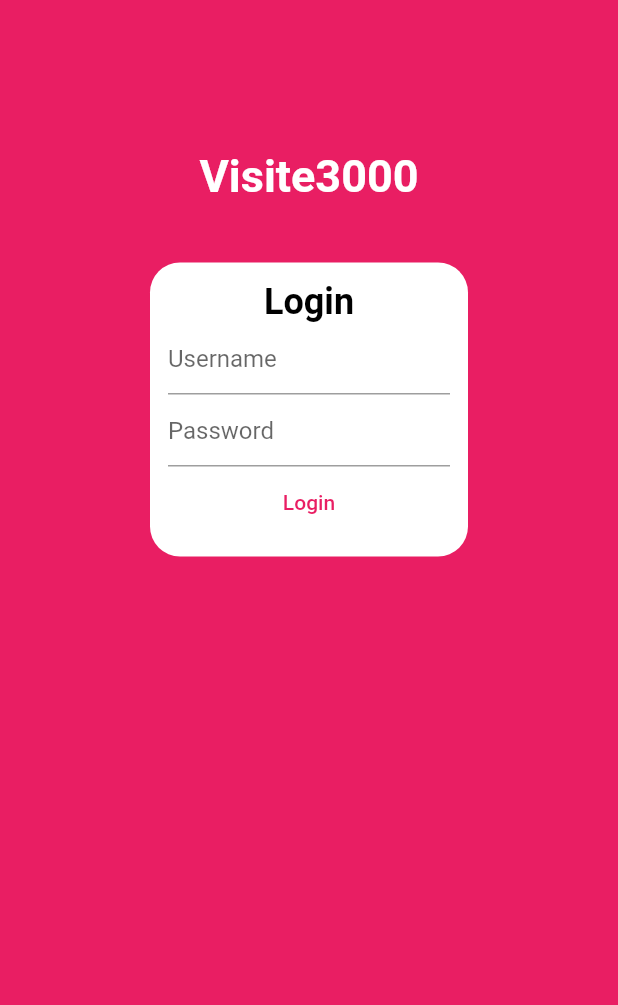
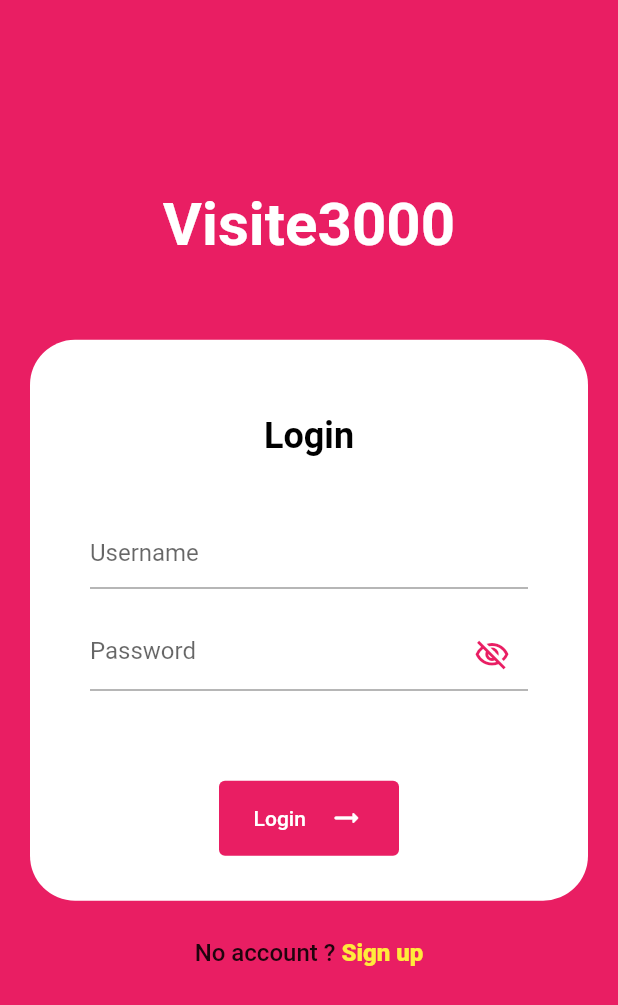
Before and after one commit to romainlavaldev/visite3000, a Flutter app: the screen it shows after launch, on a phone screen of 412 x 824 dp. Shown: the top 1005 px of the screen. Run offline on Flutter 3.47's test engine with Material 2 defaults, Android fonts, the phone set to English and light mode, and no system bars; our stand-ins replace flutter_secure_storage, flutter_spinkit.

Commit message:
login page refonte

```diff
--- a/lib/layout.dart
+++ b/lib/layout.dart
@@ -37,7 +37,6 @@ class _LayoutState extends State<Layout>
   {
     setState(() {
       _selectedIndex = index;
-
     });
   }
 
--- a/lib/login_screen.dart
+++ b/lib/login_screen.dart
@@ -4,8 +4,8 @@ import 'package:flutter/material.dart';
 import 'package:flutter_secure_storage/flutter_secure_storage.dart';
 import 'package:http/http.dart' as http;
 import 'package:http/http.dart';
-
-import 'layout.dart';
+import 'package:visite3000/layout.dart';
+import 'package:visite3000/sign_up.dart';
 
 class LoginScreen extends StatefulWidget{
   const LoginScreen({super.key});
@@ -22,7 +22,9 @@ class _LoginScreenState extends State<LoginScreen>{
   final usernameController = TextEditingController();
   final passwordController = TextEditingController();
 
-  void _tryLogin() async {
+  bool _isPasswordVisible = false;
+
+  Future<void> _tryLogin() async {
 
     Map data = {'username': usernameController.text, 'password': passwordController.text};
 
@@ -59,47 +61,58 @@ class _LoginScreenState extends State<LoginScreen>{
         showDialog(
           context: context,
           builder: (context) => AlertDialog(
-                content: Text(jsonData['message']),
+                content: Text(
+                  jsonData['message'],
+                  textAlign: TextAlign.center,
+                ),
+                icon: const Icon(Icons.person_off_outlined),
               ));
       }
     }
+  }
+
+  _signUp(){
+    Navigator.push(context, MaterialPageRoute(builder: (builder) => const SignUp()));
   }
 
   @override
   Widget build(BuildContext context) {
 
     return Scaffold(
+      resizeToAvoidBottomInset: false,
       backgroundColor: Colors.pink,
-      body: Stack(
-        children: [
-          Padding(
+      body: Padding(
         padding: const EdgeInsets.only(
           top: 100,
-              right: 60,
-              left: 60,
-              bottom: 30
+          right: 20,
+          left: 20,
+          bottom: 100
         ),
         child: Column(
+          mainAxisAlignment: MainAxisAlignment.spaceAround,
           children: [
-                const Center(
-                  child: Text(
+            const Text(
               "Visite3000",
               style: TextStyle(
+                fontWeight: FontWeight.bold,
                 color: Colors.white,
-                      fontSize: 30,
-                      fontWeight: FontWeight.bold
+                fontSize: 40
               ),
             ),
-                ),
-                Padding(
-                  padding: const EdgeInsets.all(40),
-                  child: Container(
-                    decoration: BoxDecoration(
+            Column(
+              children: [
+                Container(
+                  decoration: const BoxDecoration(
                     color: Colors.white,
-                      borderRadius: BorderRadius.circular(20)
+                    borderRadius: BorderRadius.all(Radius.circular(30))
                   ),
                   child: Padding(
-                      padding: const EdgeInsets.all(12),
+                    padding: const EdgeInsets.only(
+                      left: 40,
+                      right: 40,
+                      top: 50,
+                      bottom: 20
+                    ),
                     child: Column(
                       children: [
                         const Text(
@@ -109,6 +122,9 @@ class _LoginScreenState extends State<LoginScreen>{
                             fontWeight: FontWeight.bold,
                             fontSize: 24
                           ),
+                        ),
+                        const SizedBox(
+                          height: 40,
                         ),
                         Form(
                           key: _loginfromkey,
@@ -120,30 +136,89 @@ class _LoginScreenState extends State<LoginScreen>{
                                   hintText: "Username"
                                 ),
                               ),
+                              const SizedBox(
+                                height: 20,
+                              ),
                               TextFormField(
                                 controller: passwordController,
+                                obscureText: !_isPasswordVisible,
                                 keyboardType: TextInputType.visiblePassword,
-                                  decoration: const InputDecoration(
-                                    hintText: "Password"
+                                decoration: InputDecoration(
+                                  hintText: "Password",
+                                  suffixIcon: IconButton(
+                                    icon: Icon(
+                                      _isPasswordVisible ? Icons.visibility_outlined : Icons.visibility_off_outlined
+                                    ),
+                                    color: Colors.pink,
+                                    onPressed: () {
+                                      setState(() {
+                                        _isPasswordVisible = !_isPasswordVisible;
+                                      });
+                                    },
+                                  )
                                 ),
                               ),
                             ],
                           ),
                         ),
+                        const SizedBox(
+                          height: 60,
+                        ),
                         TextButton(
                           onPressed: _tryLogin,
-                            child: const Text("Login"),
+                          style: TextButton.styleFrom(
+                            foregroundColor: Colors.white,
+                            backgroundColor: Colors.pink,
+                            fixedSize: const Size(120, 50),
+                          ),
+                          child: Row(
+                            mainAxisAlignment: MainAxisAlignment.spaceEvenly,
+                            children: const [
+                              Text("Login"),
+                              Icon(Icons.arrow_right_alt_rounded)
+                            ],
+                          ),
+                        ),
+                        const SizedBox(
+                          height: 10,
                         )
+                      ],
+                      )
+                    ),
+                  ),
+                  const SizedBox(
+                    height: 25,
+                  ),
+                  Row(
+                    mainAxisAlignment: MainAxisAlignment.center,
+                    children: [
+                      const Text(
+                        "No account ? ",
+                        style: TextStyle(
+                          fontWeight: FontWeight.w500,
+                          fontSize: 16
+                        ),
+                      ),
+                      GestureDetector(
+                        onTap: _signUp,
+                        child: const Text(
+                          "Sign up",
+                          style: TextStyle(
+                            color: Colors.yellow,
+                            fontSize: 16,
+                            fontWeight: FontWeight.w900
+                          ),
+                        ),
+                      )
+                    ],
+                  )
+
+              ],
+            ),
+              const SizedBox()
           ],
         ),
       )
-                  ),
-                )
-              ],
-            ),
-          )
-        ]
-      ),
     );
   }
 
--- a/lib/main.dart
+++ b/lib/main.dart
@@ -3,11 +3,10 @@ import 'dart:convert';
 import 'package:flutter/material.dart';
 import 'package:http/http.dart' as http;
 import 'package:http/http.dart';
+import 'package:visite3000/layout.dart';
 import 'package:visite3000/login_screen.dart';
 import 'package:flutter_secure_storage/flutter_secure_storage.dart';
 import 'package:flutter_spinkit/flutter_spinkit.dart';
-
-import 'layout.dart';
 
 void main() {
   runApp(const MyApp());
--- /dev/null
+++ b/lib/sign_up.dart
@@ -0,0 +1,20 @@
+import 'package:flutter/material.dart';
+
+class SignUp extends StatefulWidget{
+  const SignUp({super.key});
+
+  @override
+  State<SignUp> createState() => _SignUpState();
+}
+
+class _SignUpState extends State<SignUp>{
+
+  @override
+  Widget build(BuildContext context) {
+    return Scaffold(
+      appBar: AppBar(
+        title: const Text("Login"),
+      ),
+    );
+  }
+}
```
Lines whose indentation alone changed are shown as unchanged.
